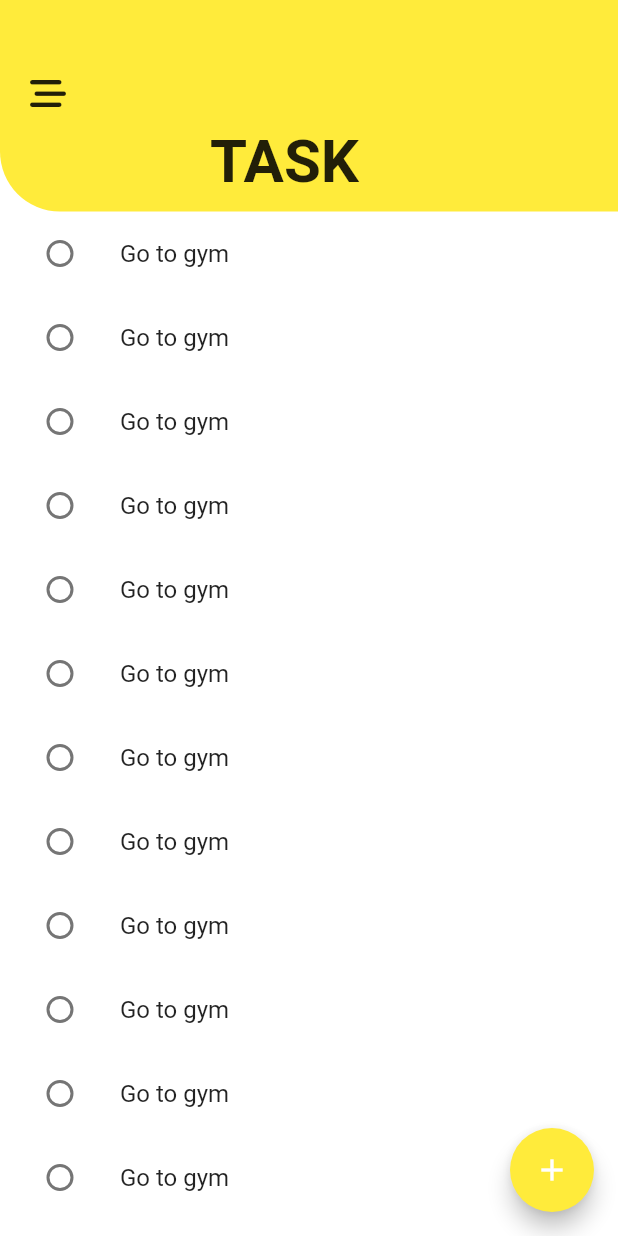
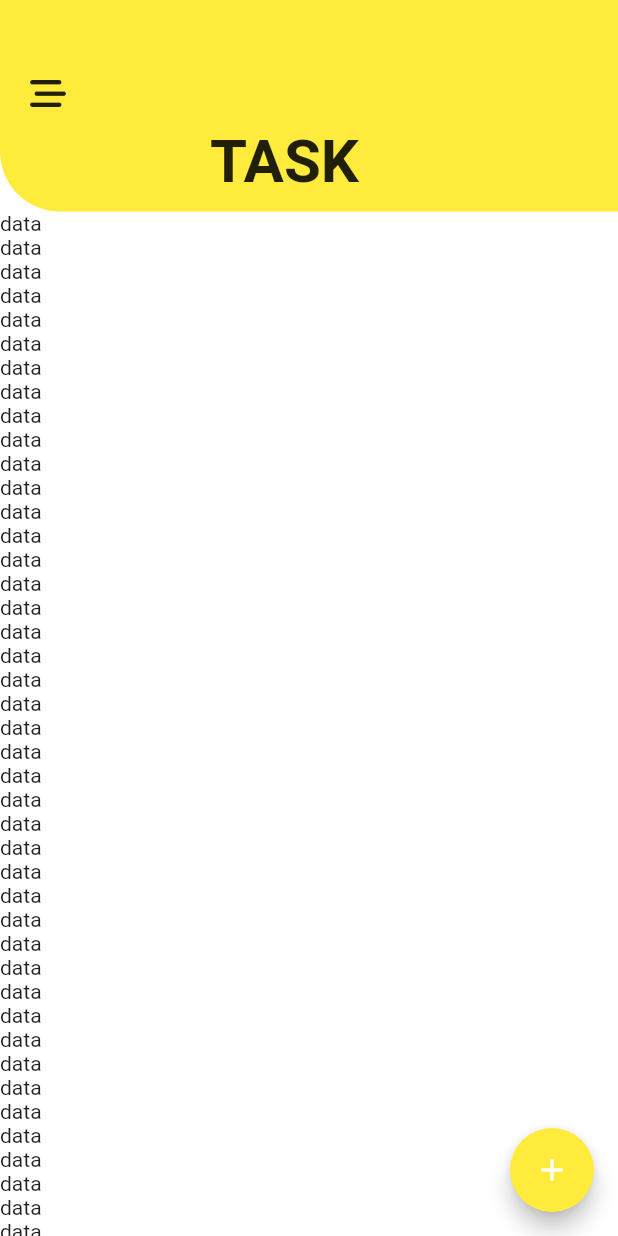
Before and after one commit to jonajoy142/Todo-App, a Flutter app: the screen it shows after launch, on a phone screen of 412 x 824 dp. Run offline on Flutter 3.47's test engine with Material 2 defaults, Android fonts, the phone set to English and light mode, and no system bars; our stand-ins replace font_awesome_flutter.

Commit message:
tdoitem updated

```diff
--- a/lib/screens/taskScreen.dart
+++ b/lib/screens/taskScreen.dart
@@ -42,9 +42,11 @@ class TaskScreen extends StatelessWidget {
               ),
             ),
           ),
-          Expanded(child: ListView.builder(itemBuilder: (context, index) {
-            return TodoItems();
+           Expanded(child: ListView.builder(itemBuilder: (context,index){
+              return Text("data");
           }))
+          //   return TodoItems();
+          // })
         ],
       ),
       floatingActionButton: FloatingActionButton(
--- a/lib/widgets/todolist.dart
+++ b/lib/widgets/todolist.dart
@@ -1,6 +1,6 @@
-import 'package:circular_check_box/circular_check_box.dart';
 import 'package:flutter/material.dart';
-
+// import 'package:circularbox/circularbox.dart';
+// import 'package:roundcheckbox/roundcheckbox.dart';
 
 class TodoItems extends StatefulWidget {
   const TodoItems({super.key});
@@ -14,19 +14,12 @@ class _TodoItemsState extends State<TodoItems> {
   @override
   Widget build(BuildContext context) {
     return ListTile(
-      title: Text("Go to gym",style: TextStyle(
-        decoration: (selected)?TextDecoration.lineThrough:null
-      ),),
-      leading: CircularCheckBox(
-        value: this.selected,
-        onChanged: (val) {
-          this.selected = !this.selected;
-        },
-        checkColor: Colors.black,
-        activeColor: Colors.yellow,
-        inactiveColor: Colors.grey,
-        disabledColor: Colors.yellow,
+      title: Text(
+        "Go to gym",
+        style: TextStyle(
+            decoration: (selected) ? TextDecoration.lineThrough : null),
       ),
+      leading: Text("data")
     );
   }
 }
--- a/pubspec.yaml
+++ b/pubspec.yaml
@@ -37,6 +37,8 @@ dependencies:
   cupertino_icons: ^1.0.2
   font_awesome_flutter: ^10.3.0
   circular_check_box: ^1.0.4
+  circularbox: ^1.1.1+1
+  roundcheckbox: ^2.0.5
   # roundcheckbox: ^2.0.5
 
 dev_dependencies:
```
Also changed, not shown: pubspec.lock.
